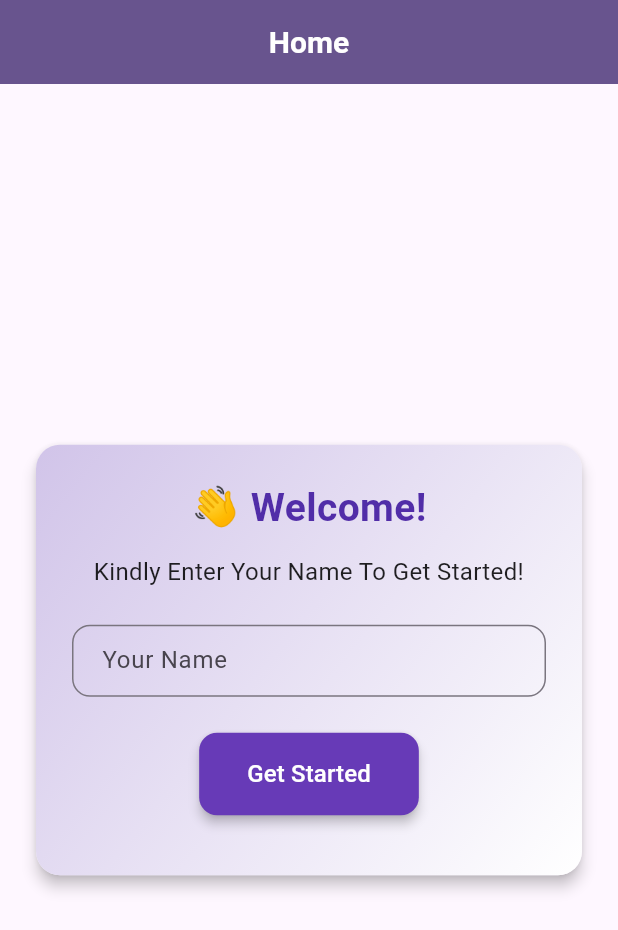
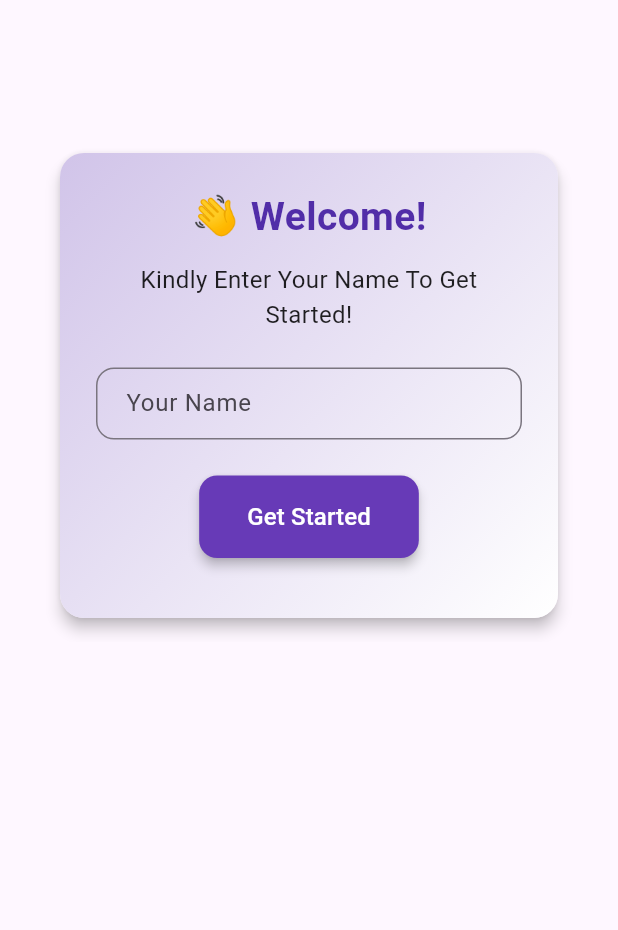
Before and after one commit to stboy99/recipe_demo_flutter, a Flutter app: the screen it shows after launch, on a phone screen of 412 x 824 dp. Shown: the top 930 px of the screen. Run offline on Flutter 3.47's test engine with Material 3 defaults, Android fonts, the phone set to English and light mode, and no system bars; our stand-ins replace firebase_auth, firebase_core, go_router, hive, hive_flutter, image_picker; accounts and stored records are empty.

Commit message:
try out custom scroll view, curpetino sliver refresh, sliver

```diff
--- a/lib/features/homepage.dart
+++ b/lib/features/homepage.dart
@@ -268,27 +268,13 @@
 
   @override
   Widget build(BuildContext context) {
-    return Scaffold(
-      appBar: AppBar(
-        title: Text(
-          widget.title,
-          style: const TextStyle(
-            fontWeight: FontWeight.bold,
-            fontSize: 20,
-          ),
-        ),
-        centerTitle: true,
-        elevation: 4,
-        backgroundColor: Theme.of(context).colorScheme.primary,
-        foregroundColor: Theme.of(context).colorScheme.onPrimary,
-      ),
-      body: SafeArea(
+    return SafeArea(
         child: Center(
           child: SingleChildScrollView(
             child: _buildWelcomeCard(),
           ),
         ),
-      ),
-    );
+      );
+
   }
 }
--- a/lib/global_structure.dart
+++ b/lib/global_structure.dart
@@ -49,7 +49,48 @@
   Widget build(BuildContext context) {
     return Scaffold(
       backgroundColor: Theme.of(context).colorScheme.surface,
-      body: widget.navigationShell,
+      body: CustomScrollView(
+        slivers: [
+          SliverAppBar(
+            pinned: true,
+            backgroundColor: Colors.transparent,
+            expandedHeight: 70,
+            flexibleSpace: LayoutBuilder(
+              builder: (context, constraints){
+                final top = constraints.biggest.height;
+                final isCollapsed = top <= kToolbarHeight + 10;
+                return Container(
+                  decoration: BoxDecoration(
+                    color: isCollapsed ? Colors.white.withOpacity(0.95) : Colors.transparent,
+                    boxShadow: isCollapsed ? [BoxShadow(color: Colors.black26, blurRadius: 4)] : [],
+                  ),
+                  child: SafeArea(
+                    child: Padding(
+                      padding: const EdgeInsets.symmetric(horizontal: 16.0),
+                      child:Row(
+                        mainAxisAlignment: MainAxisAlignment.spaceBetween,
+                        children: [
+                          Text(
+                            '',
+                            style: const TextStyle(
+                              fontWeight: FontWeight.bold,
+                              fontSize: 20,
+                            ),
+                          )
+                        ],
+                      ),
+                    )
+                  )
+                );
+              }
+            ),
+          ),
+          SliverPadding(
+            padding: EdgeInsets.all(16.0),
+            sliver: SliverList(delegate: SliverChildListDelegate([widget.navigationShell]) ),
+          )
+        ],
+      ),
       bottomNavigationBar: _isLogin && mounted ?
       BottomNavigationBar(
           backgroundColor: Theme.of(context).colorScheme.primary,
```
